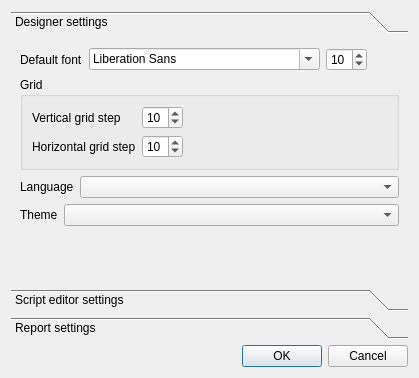
Old version of the form limereport/lrsettingdialog.ui in the repository fralx/LimeReport.
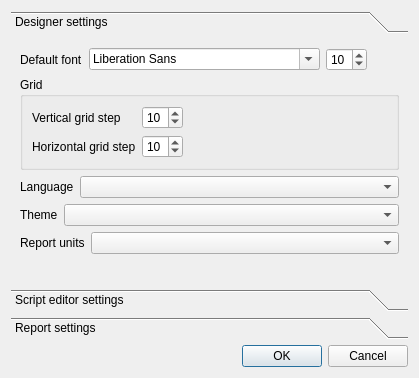
New version of the form. The open tabs and pages were chosen to show the change.

Commit message: Report default units setting parameter has been added

```diff
--- a/limereport/lrsettingdialog.ui
+++ b/limereport/lrsettingdialog.ui
@@ -174,6 +174,27 @@
          </item>
         </layout>
        </item>
+       <item>
+        <layout class="QHBoxLayout" name="horizontalLayout_7">
+         <item>
+          <widget class="QLabel" name="label_3">
+           <property name="text">
+            <string>Report units</string>
+           </property>
+          </widget>
+         </item>
+         <item>
+          <widget class="QComboBox" name="reportUnits">
+           <property name="sizePolicy">
+            <sizepolicy hsizetype="Expanding" vsizetype="Fixed">
+             <horstretch>0</horstretch>
+             <verstretch>0</verstretch>
+            </sizepolicy>
+           </property>
+          </widget>
+         </item>
+        </layout>
+       </item>
        <item>
         <spacer name="verticalSpacer_2">
          <property name="orientation">
```
Left out of the diff: 2 changed lines with no effect on the pictures. The commit also changes 7 other files.
